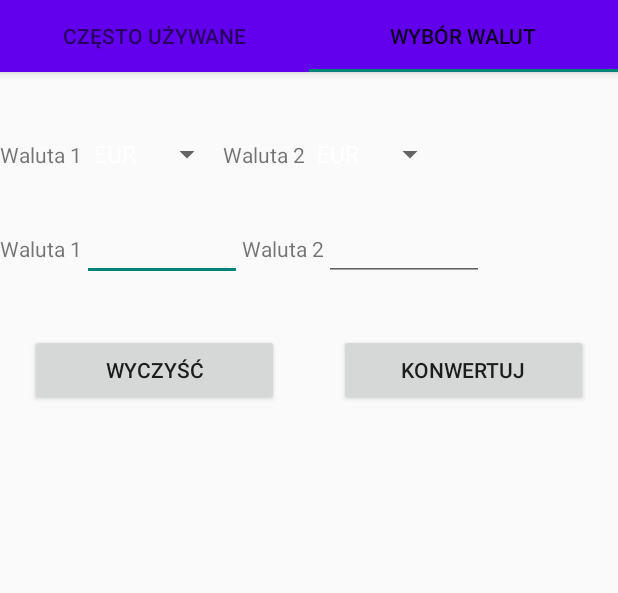
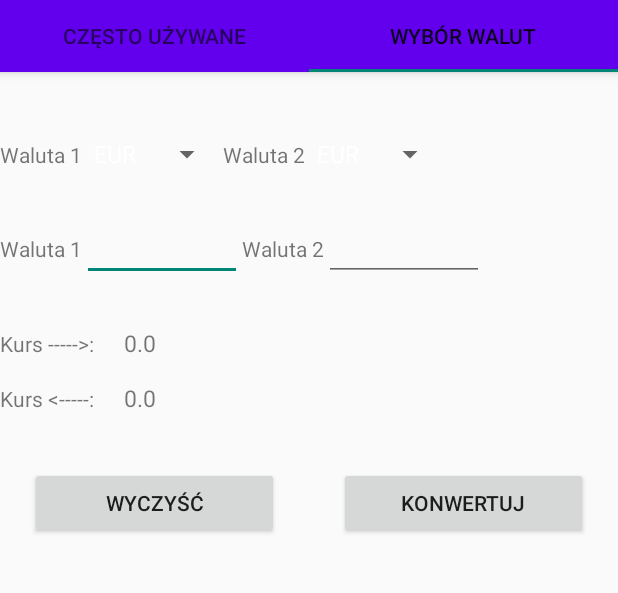
Before and after one commit to arturkowalczyk300/android-currency-converter, an Android app: the screen it shows after launch (MainActivity), tab 2 chosen, on a phone screen of 412 x 824 dp, the part 84-677 px from its top. Run offline under Robolectric (Android 15) with nearby library versions, the phone set to English and light mode, and no system bars; 4 statements that could not run were skipped.

Commit message:
add display of currency rates in ListSelect tab

```diff
--- a/app/src/main/java/com/arturr300/currencyconverter/ListSelect.java
+++ b/app/src/main/java/com/arturr300/currencyconverter/ListSelect.java
@@ -16,6 +16,7 @@ import android.widget.EditText;
 import android.widget.SimpleCursorAdapter;
 import android.widget.Spinner;
 import android.widget.SpinnerAdapter;
+import android.widget.TextView;
 
 import java.text.DecimalFormat;
 import java.util.Collections;
@@ -30,6 +31,10 @@ public class ListSelect extends Fragment {
     EditText etSecondCurrencyValue;
     Button btnClear2;
     Button btnConvert2;
+
+    TextView textViewRate1To2;
+    TextView textViewRate2To1;
+
     DecimalFormat df;
     CurrencyUtils mCurrencyUtils = new CurrencyUtils();
 
@@ -62,6 +67,9 @@ public class ListSelect extends Fragment {
         btnClear2 = view.findViewById(R.id.buttonClear2);
         btnConvert2 = view.findViewById(R.id.buttonConvert2);
 
+        textViewRate1To2 = view.findViewById(R.id.textViewRate1To2);
+        textViewRate2To1 = view.findViewById(R.id.textViewRate2To1);
+
         btnClear2.setOnClickListener(new View.OnClickListener() {
             @Override
             public void onClick(View v) {
@@ -93,6 +101,7 @@ public class ListSelect extends Fragment {
             @Override
             public void onItemSelected(AdapterView<?> parent, View view, int position, long id) {
                 saveSpinnerValue();
+                fillRateValue();
             }
 
             @Override
@@ -114,6 +123,12 @@ public class ListSelect extends Fragment {
         });
 
         return view;
+    }
+    void fillRateValue()
+    {
+        assert(spinnerFirstCurrency.getSelectedItem().toString().length()>0 && spinnerSecondCurrency.getSelectedItem().toString().length()>0);
+       textViewRate1To2.setText(Double.toString(mCurrencyUtils.getCurrencyRate(spinnerFirstCurrency.getSelectedItem().toString(), spinnerSecondCurrency.getSelectedItem().toString()) ));
+        textViewRate2To1.setText(Double.toString(mCurrencyUtils.getCurrencyRate(spinnerSecondCurrency.getSelectedItem().toString(), spinnerFirstCurrency.getSelectedItem().toString()) ));
     }
     void fillSpinners() {
         List<String> listRates = mCurrencyUtils.getAvailableCurrencies();
--- a/app/src/main/java/com/arturr300/currencyconverter/MainActivity.java
+++ b/app/src/main/java/com/arturr300/currencyconverter/MainActivity.java
@@ -38,7 +38,6 @@ import com.arturr300.currencyconverter.CurrencyUtils;
 import com.google.android.material.tabs.TabLayout;
 
 //todo(2): show ratings after select currencies
-//todo(3): remember last selected currencies
 
 public class MainActivity extends AppCompatActivity implements View.OnClickListener {
 
--- a/app/src/main/res/layout/fragment_list_select.xml
+++ b/app/src/main/res/layout/fragment_list_select.xml
@@ -73,6 +73,47 @@
                 android:inputType="number" />
         </LinearLayout>
 
+    <LinearLayout
+        android:layout_width="match_parent"
+        android:layout_height="wrap_content"
+        android:layout_marginTop="15dp"
+        android:orientation="vertical">
+        <LinearLayout
+            android:layout_width="match_parent"
+            android:layout_height="wrap_content"
+            android:layout_marginTop="15dp"
+            android:orientation="horizontal">
+            <TextView
+                android:layout_width="wrap_content"
+                android:layout_height="wrap_content"
+                android:layout_marginRight="20dp"
+                android:text="@string/text_rate1_to2" />
+            <TextView
+                android:id="@+id/textViewRate1To2"
+                android:layout_width="wrap_content"
+                android:layout_height="wrap_content"
+                android:textSize="15dp"
+                android:text="" />
+        </LinearLayout>
+        <LinearLayout
+            android:layout_width="match_parent"
+            android:layout_height="wrap_content"
+            android:layout_marginTop="15dp"
+            android:orientation="horizontal">
+            <TextView
+                android:layout_width="wrap_content"
+                android:layout_height="wrap_content"
+                android:text="@string/text_rate2_to1"
+                android:layout_marginRight="20dp"/>
+            <TextView
+                android:id="@+id/textViewRate2To1"
+                android:layout_width="wrap_content"
+                android:layout_height="wrap_content"
+                android:textSize="15dp"
+                android:text="" />
+        </LinearLayout>
+    </LinearLayout>
+
         <LinearLayout
             android:layout_width="match_parent"
             android:layout_height="wrap_content"
--- a/app/src/main/res/values/strings.xml
+++ b/app/src/main/res/values/strings.xml
@@ -10,4 +10,7 @@
     <string name="btn_convert">Konwertuj</string>
     <string name="menu_settings">Ustawienia</string>
     <string name="menu_about">O aplikacji</string>
+    <string name="text_rate1_to2">Kurs -----&gt;:</string>
+    <string name="text_rate2_to1">Kurs &lt;-----:</string>
+
 </resources>
```
